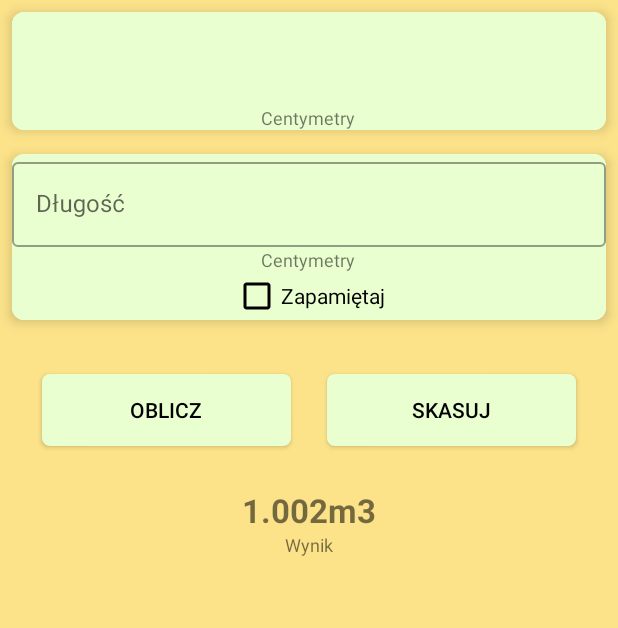
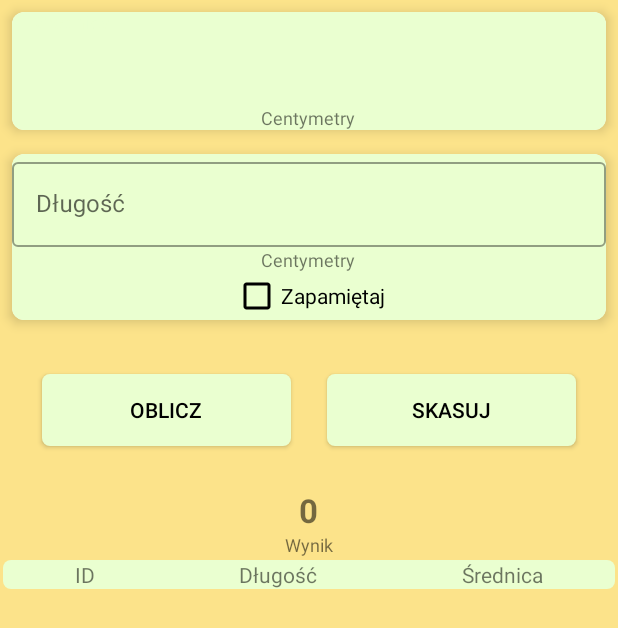
Before and after one commit to PawelSobaszek/KalkulatorKubikow, an Android app: the screen it shows after launch (MainActivity), on a phone screen of 412 x 824 dp. Shown: the top 628 px of the screen. Run offline under Robolectric (Android 15) with nearby library versions, the phone set to English and light mode, and no system bars.

Commit message:
commit PC

```diff
--- a/app/src/main/res/layout/activity_main.xml
+++ b/app/src/main/res/layout/activity_main.xml
@@ -25,19 +25,20 @@
             android:layout_height="wrap_content"
             style="@style/Widget.MaterialComponents.TextInputLayout.OutlinedBox"
             >
+
             <androidx.appcompat.widget.AppCompatEditText
                 android:id="@+id/et_srednica"
                 android:layout_width="match_parent"
                 android:layout_height="wrap_content"
                 android:hint="Średnica"
-                android:inputType="phone"
+                android:inputType="numberPassword"
                 android:outlineAmbientShadowColor="@android:color/black"
+                android:outlineSpotShadowColor="@android:color/black"
                 android:shadowColor="@android:color/black"
+                android:textColor="@android:color/black"
                 android:textColorHighlight="@android:color/black"
-                android:outlineSpotShadowColor="@android:color/black"
-                android:textColorLink="@android:color/black"
-                android:textColor="@android:color/black"
-                android:textColorHint="@android:color/black"/>
+                android:textColorHint="@android:color/black"
+                android:textColorLink="@android:color/black" />
         </com.google.android.material.textfield.TextInputLayout>
         <TextView
             android:layout_width="wrap_content"
@@ -68,7 +69,7 @@
                 android:layout_width="match_parent"
                 android:layout_height="wrap_content"
                 android:hint="Długość"
-                android:inputType="phone"
+                android:inputType="numberPassword"
                 android:textColor="@android:color/black"
                 android:textColorHint="@android:color/black"/>
         </com.google.android.material.textfield.TextInputLayout>
@@ -91,6 +92,7 @@
         android:padding="16dp"
         android:orientation="horizontal">
         <Button
+            android:id="@+id/btn_oblicz"
             android:layout_width="wrap_content"
             android:layout_height="wrap_content"
             android:text="Oblicz"
@@ -99,6 +101,7 @@
             android:layout_margin="12dp"
             android:layout_weight="1" />
         <Button
+            android:id="@+id/btn_skasuj"
             android:layout_width="wrap_content"
             android:layout_height="wrap_content"
             android:text="Skasuj"
@@ -114,17 +117,47 @@
         android:gravity="center">
 
         <TextView
+            android:id="@+id/wynik"
             android:layout_width="wrap_content"
             android:layout_height="wrap_content"
-            android:text="1.002m3"
-            android:textStyle="bold"
-            android:textSize="22sp"/>
+            android:text="0"
+            android:maxLines="1"
+            android:gravity="center"
+            android:textSize="22sp"
+            android:textStyle="bold" />
 
         <TextView
             android:layout_width="wrap_content"
             android:layout_height="wrap_content"
             android:textSize="12sp"
             android:text="Wynik"/>
+    </LinearLayout>
+
+    <LinearLayout
+        android:layout_width="match_parent"
+        android:layout_height="wrap_content"
+        android:gravity="center"
+        android:layout_margin="2dp"
+        android:background="@drawable/recycler_background"
+        android:orientation="horizontal">
+        <TextView
+            android:layout_width="wrap_content"
+            android:layout_height="wrap_content"
+            android:layout_weight="1"
+            android:gravity="center"
+            android:text="ID"/>
+        <TextView
+            android:layout_width="wrap_content"
+            android:layout_height="wrap_content"
+            android:layout_weight="1"
+            android:gravity="center"
+            android:text="Długość"/>
+        <TextView
+            android:layout_width="wrap_content"
+            android:layout_height="wrap_content"
+            android:layout_weight="1"
+            android:gravity="center"
+            android:text="Średnica"/>
     </LinearLayout>
 
         <androidx.recyclerview.widget.RecyclerView
```
Also changed, not shown: app/src/main/java/com/pawelsobaszek/kalkulatorkubikow/MainActivity.kt (+51 -2 lines).
